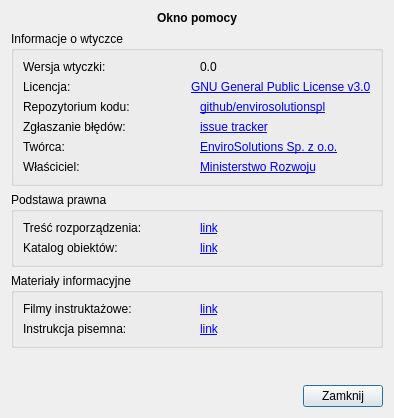
This is modules/settings/views/ui/pomoc_dialog_base.ui in envirosolutionspl/wtyczka_qgis_app as Qt 5 draws it before an edit. The edited form follows.
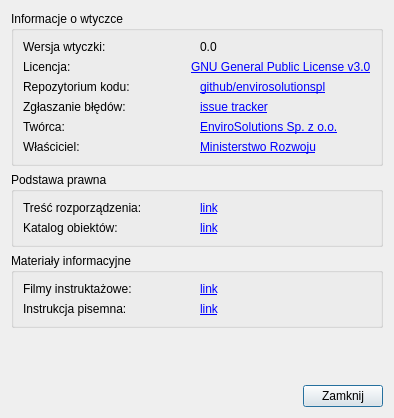
This is the edited form.

Commit message: okno pomocy: usunięcie tytułu z okna pomocy

```diff
--- a/modules/settings/views/ui/pomoc_dialog_base.ui
+++ b/modules/settings/views/ui/pomoc_dialog_base.ui
@@ -19,25 +19,6 @@
   <layout class="QGridLayout" name="gridLayout_3">
    <item row="0" column="0">
     <layout class="QVBoxLayout" name="verticalLayout">
-     <item>
-      <widget class="QLabel" name="title_lbl">
-       <property name="font">
-        <font>
-         <weight>75</weight>
-         <bold>true</bold>
-        </font>
-       </property>
-       <property name="text">
-        <string>Okno pomocy</string>
-       </property>
-       <property name="alignment">
-        <set>Qt::AlignCenter</set>
-       </property>
-       <property name="margin">
-        <number>7</number>
-       </property>
-      </widget>
-     </item>
      <item>
       <widget class="QGroupBox" name="verticalGroupBox">
        <property name="title">
```
The commit also changes 3 other files.
